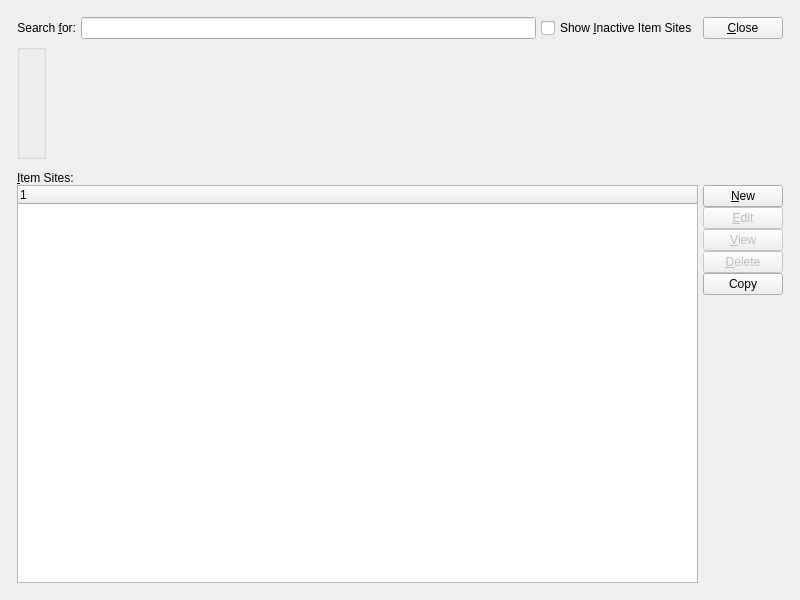
Old version of the form xtuple/trunk/guiclient/itemSites.ui in the repository WooodHead/xtuple.
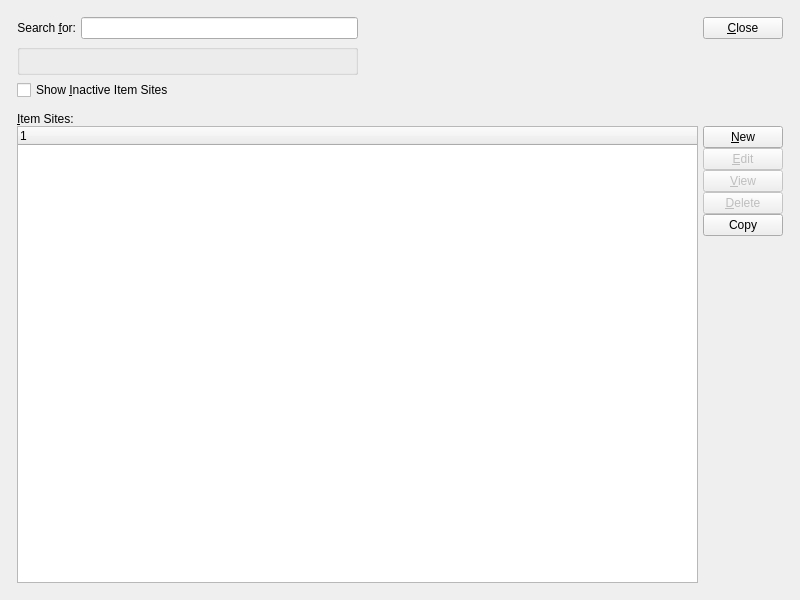
New version of the form. Custom widgets are drawn as their Qt base class.

Diff of the .ui file:
```diff
--- a/xtuple/trunk/guiclient/itemSites.ui
+++ b/xtuple/trunk/guiclient/itemSites.ui
@@ -20,29 +20,35 @@
   <property name="windowTitle" >
    <string>List Item Sites</string>
   </property>
+  <layout class="QGridLayout" name="gridLayout_4" >
+   <item row="0" column="0" >
+    <layout class="QGridLayout" name="gridLayout_3" >
+     <property name="margin" >
+      <number>12</number>
+     </property>
+     <property name="spacing" >
+      <number>12</number>
+     </property>
+     <item row="0" column="0" >
+      <layout class="QHBoxLayout" name="horizontalLayout_2" >
+       <item>
   <layout class="QGridLayout" name="gridLayout_2" >
-   <item row="0" column="0" >
-    <layout class="QGridLayout" name="gridLayout" >
-     <property name="margin" >
-      <number>12</number>
-     </property>
-     <property name="spacing" >
-      <number>12</number>
-     </property>
+         <item row="1" column="0" >
+          <widget class="WarehouseGroup" name="_warehouse" >
+           <property name="fixedSize" >
+            <bool>false</bool>
+           </property>
+          </widget>
+         </item>
+         <item row="2" column="0" >
+          <widget class="QCheckBox" name="_showInactive" >
+           <property name="text" >
+            <string>Show &amp;Inactive Item Sites</string>
+           </property>
+          </widget>
+         </item>
      <item row="0" column="0" >
-      <layout class="QHBoxLayout" >
-       <item>
-        <layout class="QVBoxLayout" >
-         <item>
-          <layout class="QHBoxLayout" >
-           <property name="spacing" >
-            <number>5</number>
-           </property>
-           <item>
-            <layout class="QHBoxLayout" >
-             <property name="spacing" >
-              <number>5</number>
-             </property>
+          <layout class="QHBoxLayout" name="horizontalLayout" >
              <item>
               <widget class="QLabel" name="_searchForLit" >
                <property name="text" >
@@ -61,19 +67,7 @@
              </item>
             </layout>
            </item>
-           <item>
-            <widget class="QCheckBox" name="_showInactive" >
-             <property name="text" >
-              <string>Show &amp;Inactive Item Sites</string>
-             </property>
-            </widget>
-           </item>
-          </layout>
-         </item>
-         <item>
-          <layout class="QHBoxLayout" >
-           <item>
-            <widget class="WarehouseGroup" name="_warehouse" />
+        </layout>
            </item>
            <item>
             <spacer>
@@ -91,10 +85,6 @@
              </property>
             </spacer>
            </item>
-          </layout>
-         </item>
-        </layout>
-       </item>
        <item>
         <layout class="QVBoxLayout" >
          <property name="spacing" >
@@ -116,12 +106,12 @@
             <enum>Qt::Vertical</enum>
            </property>
            <property name="sizeType" >
-            <enum>QSizePolicy::Preferred</enum>
+            <enum>QSizePolicy::Expanding</enum>
            </property>
            <property name="sizeHint" stdset="0" >
             <size>
              <width>20</width>
-             <height>120</height>
+             <height>0</height>
             </size>
            </property>
           </spacer>
@@ -130,7 +120,28 @@
        </item>
       </layout>
      </item>
-     <item row="1" column="0" >
+     <item row="2" column="0" >
+      <widget class="QFrame" name="_frame" >
+       <property name="sizePolicy" >
+        <sizepolicy vsizetype="Expanding" hsizetype="Preferred" >
+         <horstretch>0</horstretch>
+         <verstretch>1</verstretch>
+        </sizepolicy>
+       </property>
+       <property name="frameShape" >
+        <enum>QFrame::NoFrame</enum>
+       </property>
+       <property name="frameShadow" >
+        <enum>QFrame::Raised</enum>
+       </property>
+       <layout class="QGridLayout" name="gridLayout" >
+        <property name="margin" >
+         <number>0</number>
+        </property>
+        <property name="spacing" >
+         <number>0</number>
+        </property>
+        <item row="0" column="0" >
       <layout class="QVBoxLayout" >
        <property name="spacing" >
         <number>0</number>
@@ -234,6 +245,9 @@
       </layout>
      </item>
     </layout>
+      </widget>
+     </item>
+    </layout>
    </item>
   </layout>
  </widget>
```
Left out of the diff: 3 changed lines with no effect on the pictures. Lines whose indentation alone changed are shown as unchanged.
